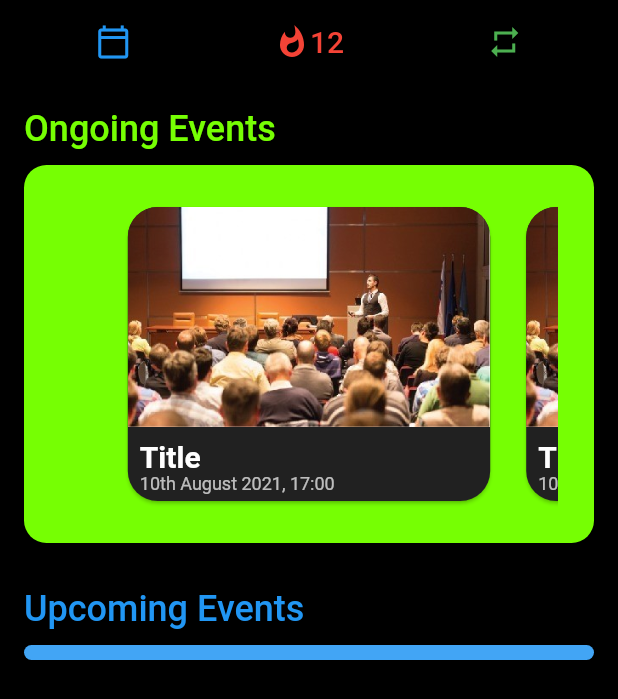
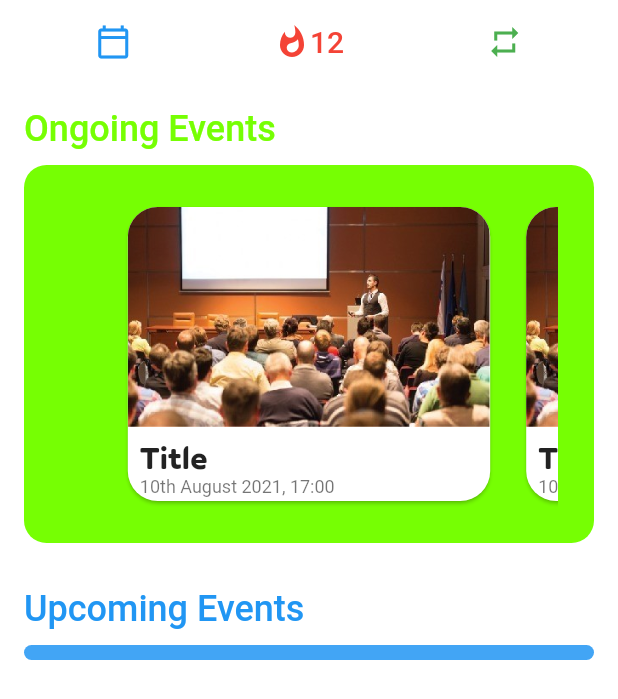
Before and after one commit to Paulos8102/ssn-nss-tracker, a Flutter app: the screen it shows after launch, after a tap on "SIGN IN", on a phone screen of 412 x 824 dp. Shown: the top 699 px of the screen. Run offline on Flutter 3.47's test engine with Material 2 defaults, Android fonts, the phone set to English and light mode, and no system bars; our stand-ins replace cloud_firestore, firebase_core; accounts and stored records are empty.

Commit message:
main.dart -> Made some theme changes
home_view.dart
-> Moved ClipRRect inside the Hero

```diff
--- a/lib/main.dart
+++ b/lib/main.dart
@@ -53,6 +53,10 @@ class MyApp extends StatelessWidget {
         ),
         textTheme: TextTheme(
           bodyText1: TextTheme().bodyText1?.apply(color: Colors.grey[850]),
+          headline6: Theme.of(context)
+              .textTheme
+              .headline6
+              ?.apply(fontFamily: "Feather", color: Colors.white),
         ),
         bottomNavigationBarTheme:
             BottomNavigationBarThemeData(backgroundColor: Colors.black),
@@ -62,7 +66,7 @@ class MyApp extends StatelessWidget {
         // primaryTextTheme: TextTheme()
         // .apply(displayColor: Colors.white, bodyColor: Colors.white),
       ),
-      themeMode: ThemeMode.dark,
+      themeMode: ThemeMode.system,
       home: FutureBuilder(
           future: Firebase.initializeApp(),
           builder: (context, snapshot) {
```
Also changed, not shown: lib/views/home_view.dart (+8 -8 lines).
